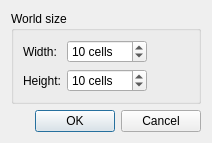
Qt form src/editor/newworlddialog.ui (timbaker/pzworlded) before a commit.
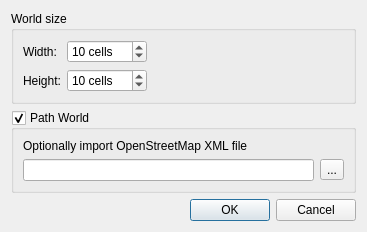
The same form after that commit.

Commit message: NewWorldDialog lets user choose path/regular world plus OSM file.

What changed in the file:
```diff
--- a/src/editor/newworlddialog.ui
+++ b/src/editor/newworlddialog.ui
@@ -6,14 +6,43 @@
    <rect>
     <x>0</x>
     <y>0</y>
-    <width>212</width>
-    <height>132</height>
+    <width>367</width>
+    <height>215</height>
    </rect>
   </property>
   <property name="windowTitle">
    <string>New World</string>
   </property>
   <layout class="QGridLayout" name="gridLayout_2">
+   <item row="1" column="0">
+    <widget class="QGroupBox" name="pathWorldGB">
+     <property name="title">
+      <string>Path World</string>
+     </property>
+     <property name="checkable">
+      <bool>true</bool>
+     </property>
+     <layout class="QGridLayout" name="gridLayout_3">
+      <item row="1" column="0">
+       <widget class="QLineEdit" name="osmEdit"/>
+      </item>
+      <item row="1" column="1">
+       <widget class="QToolButton" name="osmBrowse">
+        <property name="text">
+         <string>...</string>
+        </property>
+       </widget>
+      </item>
+      <item row="0" column="0">
+       <widget class="QLabel" name="label_3">
+        <property name="text">
+         <string>Optionally import OpenStreetMap XML file</string>
+        </property>
+       </widget>
+      </item>
+     </layout>
+    </widget>
+   </item>
    <item row="0" column="0">
     <widget class="QGroupBox" name="groupBox">
      <property name="title">
@@ -95,16 +124,6 @@
     </widget>
    </item>
    <item row="2" column="0">
-    <widget class="QDialogButtonBox" name="buttonBox">
-     <property name="orientation">
-      <enum>Qt::Horizontal</enum>
-     </property>
-     <property name="standardButtons">
-      <set>QDialogButtonBox::Cancel|QDialogButtonBox::Ok</set>
-     </property>
-    </widget>
-   </item>
-   <item row="1" column="0">
     <spacer name="verticalSpacer">
      <property name="orientation">
       <enum>Qt::Vertical</enum>
@@ -117,6 +136,16 @@
      </property>
     </spacer>
    </item>
+   <item row="3" column="0">
+    <widget class="QDialogButtonBox" name="buttonBox">
+     <property name="orientation">
+      <enum>Qt::Horizontal</enum>
+     </property>
+     <property name="standardButtons">
+      <set>QDialogButtonBox::Cancel|QDialogButtonBox::Ok</set>
+     </property>
+    </widget>
+   </item>
   </layout>
  </widget>
  <resources/>
```
The commit also changes 3 other files.
